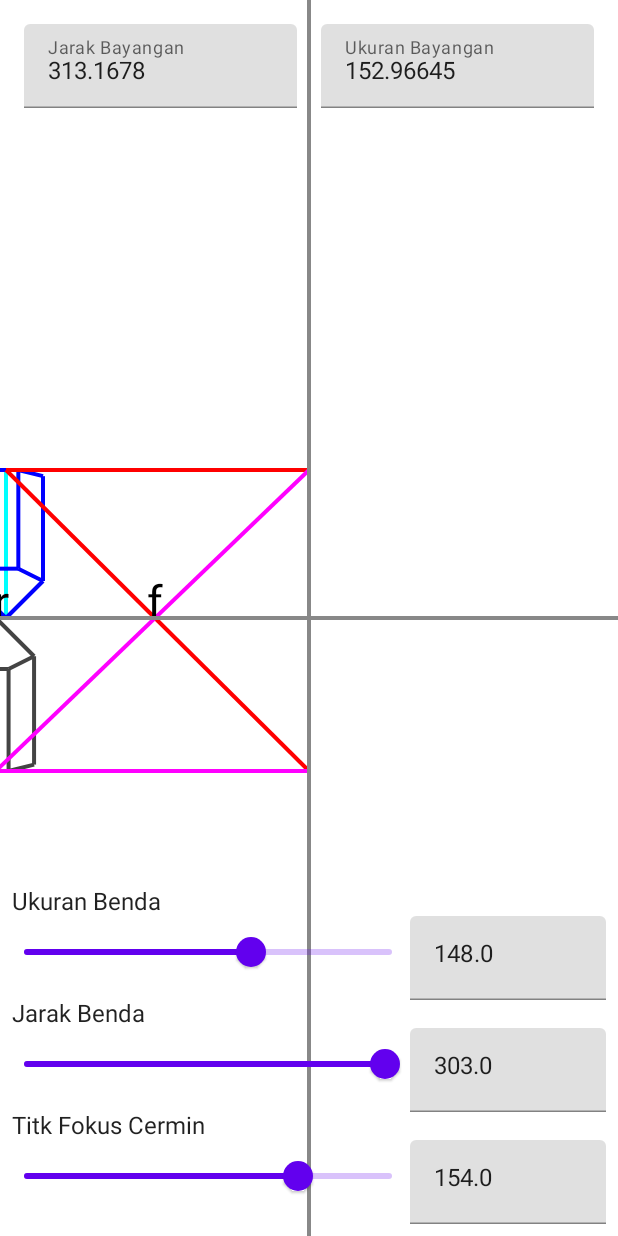
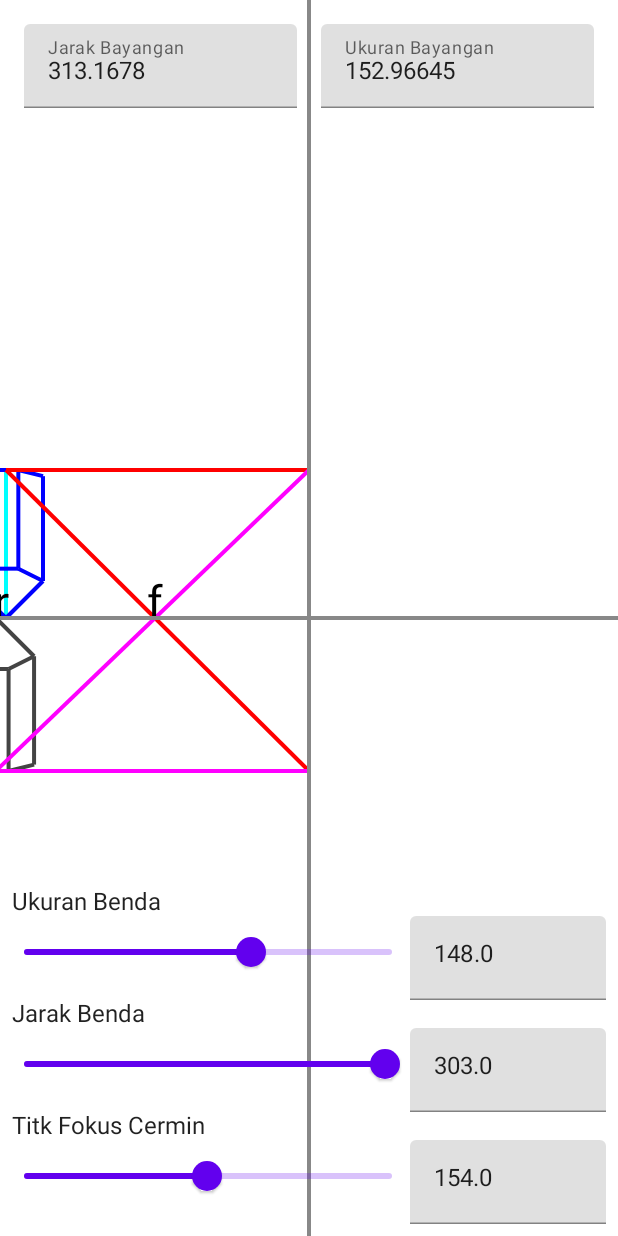
Before and after one commit to ervalsa-san/projek-grafika-komputer, an Android app built with Jetpack Compose: the screen it shows after launch (MainActivity), on a phone screen of 412 x 824 dp. Run offline under Robolectric (Android 15) with nearby library versions, the phone set to English and light mode, and no system bars.

Commit message:
Change Range Slider Mirror Focal Point

```diff
--- a/app/src/main/java/com/ervalsa/projek_grafika_komputer/ui/feature/concave_mirror/ConcaveMirrorScreen.kt
+++ b/app/src/main/java/com/ervalsa/projek_grafika_komputer/ui/feature/concave_mirror/ConcaveMirrorScreen.kt
@@ -49,6 +49,7 @@ fun ConcaveMirrorScreen() {
 
     val rangeX = (size.width / 2f).toRange()
     val rangeY = (size.height / 2f).toRange()
+    val rangeFocalpoint = 0f..(size.width / 2f)
 
     val state = remember {ConcaveMirrorState() }
 
@@ -164,7 +165,7 @@ fun ConcaveMirrorScreen() {
                     Slider(
                         modifier = Modifier.weight(2f),
                         value = mirrorFocalPointFloat,
-                        valueRange = rangeX,
+                        valueRange = rangeFocalpoint,
                         onValueChange = { mirrorFocalPointTextState = it.toString() }
                     )
                     Spacer(modifier = Modifier.width(4.dp))
```
